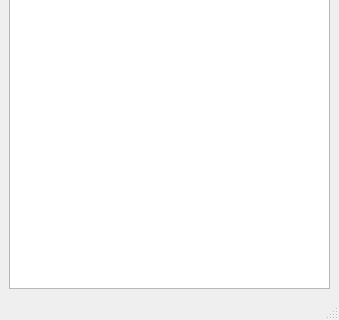
First picture: the form in mainwindow.ui, repository easai/Scripts, before the edit; both pictures show x 0 to 339 and y 159 to 479 of the 339 by 479 pixel window.
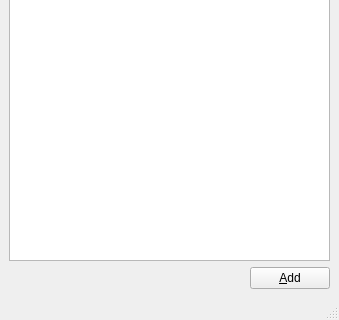
Second picture: the form after the edit.

Patch:
```diff
--- a/mainwindow.ui
+++ b/mainwindow.ui
@@ -18,6 +18,30 @@
     <item>
      <widget class="QTableWidget" name="tableWidget"/>
     </item>
+    <item>
+     <layout class="QHBoxLayout" name="horizontalLayout">
+      <item>
+       <spacer name="horizontalSpacer">
+        <property name="orientation">
+         <enum>Qt::Horizontal</enum>
+        </property>
+        <property name="sizeHint" stdset="0">
+         <size>
+          <width>40</width>
+          <height>20</height>
+         </size>
+        </property>
+       </spacer>
+      </item>
+      <item>
+       <widget class="QPushButton" name="pushButton_add">
+        <property name="text">
+         <string>&amp;Add</string>
+        </property>
+       </widget>
+      </item>
+     </layout>
+    </item>
    </layout>
   </widget>
   <widget class="QMenuBar" name="menubar">
```
